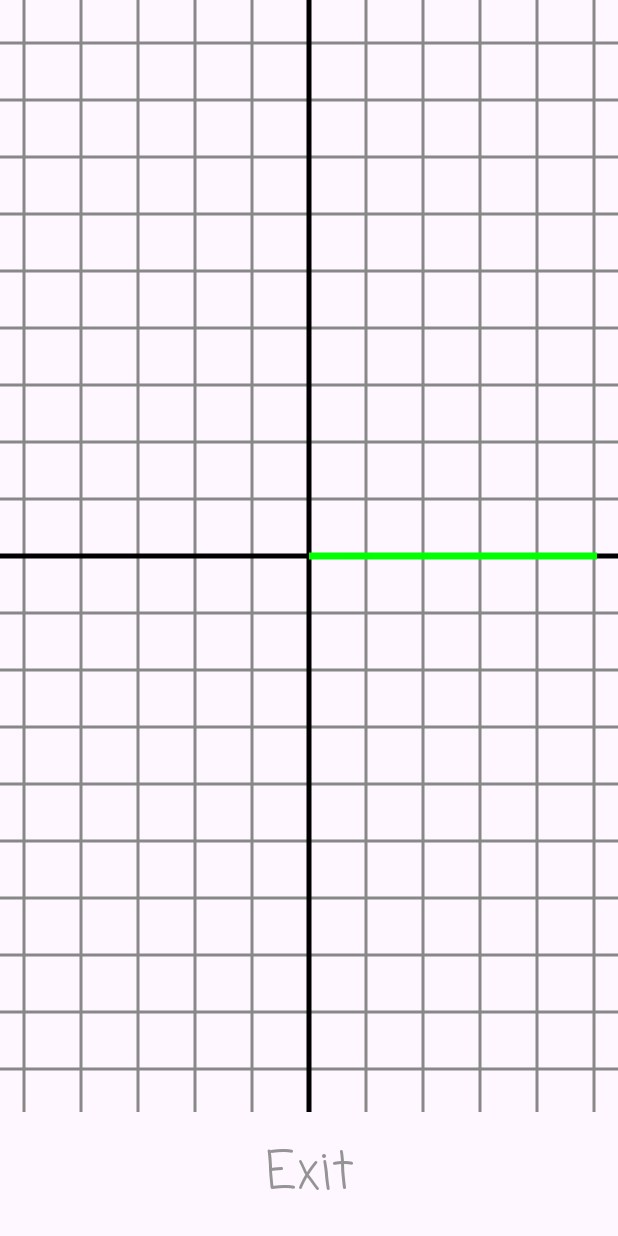
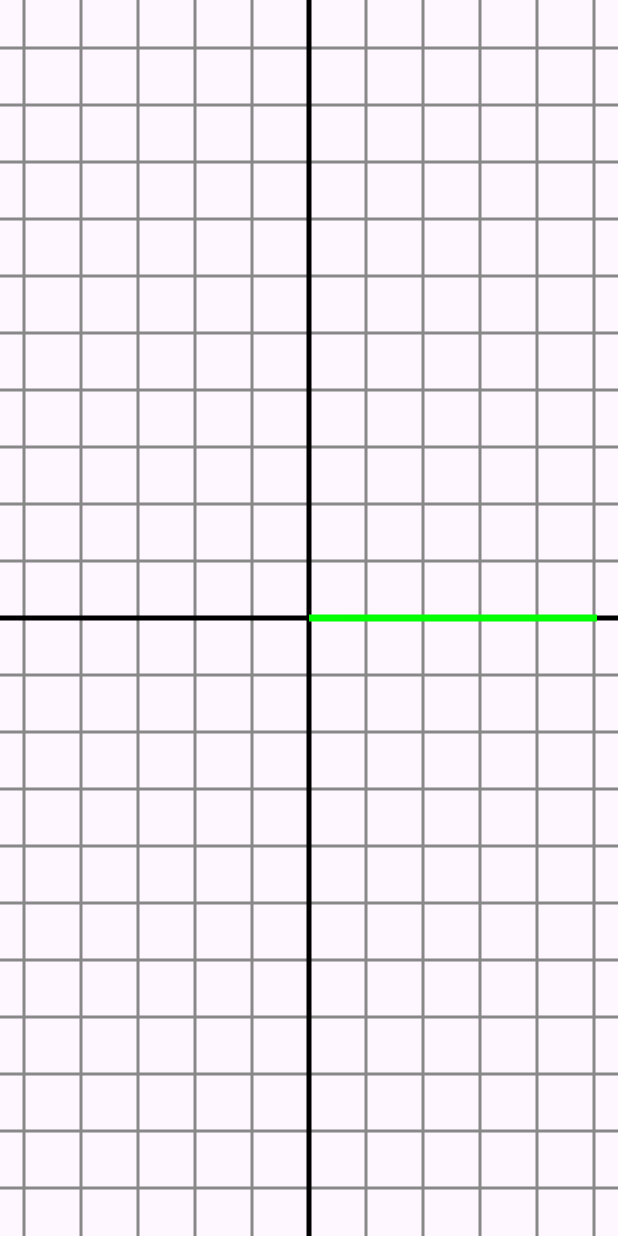
Before and after one commit to fasolka12345/MyGrafics, an Android app: the LineRootActivity screen opened directly, with no data from a screen before it, on a phone screen of 412 x 824 dp. Run offline under Robolectric (Android 15) with nearby library versions, the phone set to English and light mode, and no system bars; 4 statements that could not run were skipped.

```diff
--- a/app/src/main/java/com/example/mygrafics/LineRootActivity.java
+++ b/app/src/main/java/com/example/mygrafics/LineRootActivity.java
@@ -2,13 +2,12 @@ package com.example.mygrafics;
 
 import android.content.Intent;
 import android.os.Bundle;
-import android.view.View;
 
 import androidx.activity.EdgeToEdge;
 import androidx.appcompat.app.AppCompatActivity;
 
 public class LineRootActivity extends AppCompatActivity {
-    private Root RootView;
+    private Root rootView;
 
     @Override
     protected void onCreate(Bundle savedInstanceState) {
@@ -20,19 +19,10 @@ public class LineRootActivity extends AppCompatActivity {
         String b2 = intent.getStringExtra("b2");
         String c2 = intent.getStringExtra("c2");
 
-        setContentView(R.layout.activity_line_root);
-        Root RootView = findViewById(R.id.rootView);
-        RootView.setA2(a2);
-        RootView.setB2(b2);
-        RootView.setC2(c2);
-
-        View exitRoot = findViewById(R.id.textExitRoot);
-        exitRoot.setOnClickListener(this::clickExitRoot);
-    }
-
-    public void clickExitRoot(View view) {
-        moveTaskToBack(true);
-        android.os.Process.killProcess(android.os.Process.myPid());
-        System.exit(0);
+        rootView = new Root(this, null);
+        rootView.setA2(a2);
+        rootView.setB2(b2);
+        rootView.setC2(c2);
+        setContentView(rootView);
     }
 }
--- a/app/src/main/java/com/example/mygrafics/LineRootYourselfActivity.java
+++ b/app/src/main/java/com/example/mygrafics/LineRootYourselfActivity.java
@@ -28,7 +28,7 @@ public class LineRootYourselfActivity extends AppCompatActivity {
         View compareRoot = findViewById(R.id.textCompareRoot);
         compareRoot.setOnClickListener(this::clickCompareRoot);
 
-        View exitRoot = findViewById(R.id.textExitRoot);
+        View exitRoot = findViewById(R.id.textExitRootYourself);
         exitRoot.setOnClickListener(this::clickExitRootYourself);
     }
 
--- a/app/src/main/java/com/example/mygrafics/Parabola.java
+++ b/app/src/main/java/com/example/mygrafics/Parabola.java
@@ -71,7 +71,7 @@ public class Parabola extends View {
 
         // стром график
         paint.setStrokeWidth(7);
-        paint.setColor(Color.BLUE);
+        paint.setColor(Color.CYAN);
         float prevX = x1;
         float prevY = a * (x1 + b)*(x1 + b) + c;
         for (float x = x1 + step; x <= x2; x += step) {
--- a/app/src/main/res/layout/activity_line_root.xml
+++ /dev/null
@@ -1,35 +0,0 @@
-<?xml version="1.0" encoding="utf-8"?>
-<androidx.constraintlayout.widget.ConstraintLayout xmlns:android="http://schemas.android.com/apk/res/android"
-    xmlns:app="http://schemas.android.com/apk/res-auto"
-    xmlns:tools="http://schemas.android.com/tools"
-    android:layout_width="match_parent"
-    android:layout_height="match_parent">
-
-    <com.example.mygrafics.Root
-        android:id="@+id/rootView"
-        android:layout_width="0dp"
-        android:layout_height="0dp"
-        app:layout_constraintHeight_percent="0.9"
-        app:layout_constraintWidth_percent="1.0"
-        app:layout_constraintTop_toTopOf="parent"
-        app:layout_constraintLeft_toLeftOf="parent"
-        app:layout_constraintRight_toRightOf="parent"/>
-
-    <TextView
-        android:id="@+id/textExitRoot"
-        android:layout_width="0dp"
-        android:layout_height="0dp"
-        android:fontFamily="casual"
-        android:gravity="center"
-        android:onClick="clickExitRoot"
-        android:text="Exit"
-        android:textColor="#959494"
-        android:textSize="34sp"
-        app:layout_constraintBottom_toBottomOf="parent"
-        app:layout_constraintHeight_percent="0.1"
-        app:layout_constraintLeft_toLeftOf="parent"
-        app:layout_constraintRight_toRightOf="parent"
-        app:layout_constraintTop_toBottomOf="@+id/rootView"
-        app:layout_constraintWidth_percent="1.0" />
-
-</androidx.constraintlayout.widget.ConstraintLayout>
--- a/app/src/main/res/layout/activity_root.xml
+++ b/app/src/main/res/layout/activity_root.xml
@@ -33,7 +33,7 @@
         app:layout_constraintVertical_bias="0.068" />
 
     <TextView
-        android:id="@+id/textRo"
+        android:id="@+id/textRoot"
         android:layout_width="wrap_content"
         android:layout_height="wrap_content"
         android:fontFamily="casual"
@@ -61,7 +61,7 @@
         app:layout_constraintEnd_toEndOf="parent"
         app:layout_constraintHorizontal_bias="0.0"
         app:layout_constraintStart_toStartOf="parent"
-        app:layout_constraintTop_toBottomOf="@+id/textRo"
+        app:layout_constraintTop_toBottomOf="@+id/textRoot"
         app:layout_constraintVertical_bias="0.099" />
 
     <EditText
```
Also changed, not shown: app/src/main/java/com/example/mygrafics/LineActivity.java (+3 -11 lines), app/src/main/java/com/example/mygrafics/LineParabolaActivity.java (+2 -12 lines), app/src/main/res/layout/activity_line.xml (deleted, +0 -35 lines), app/src/main/res/layout/activity_line_parabola.xml (deleted, +0 -35 lines).
